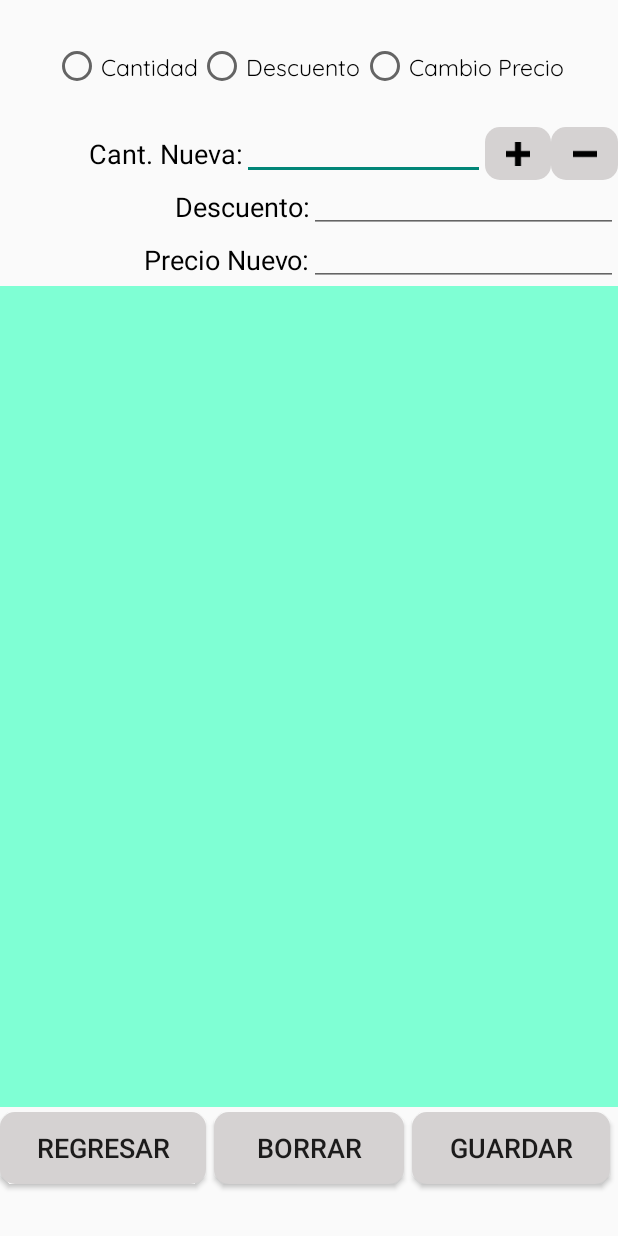
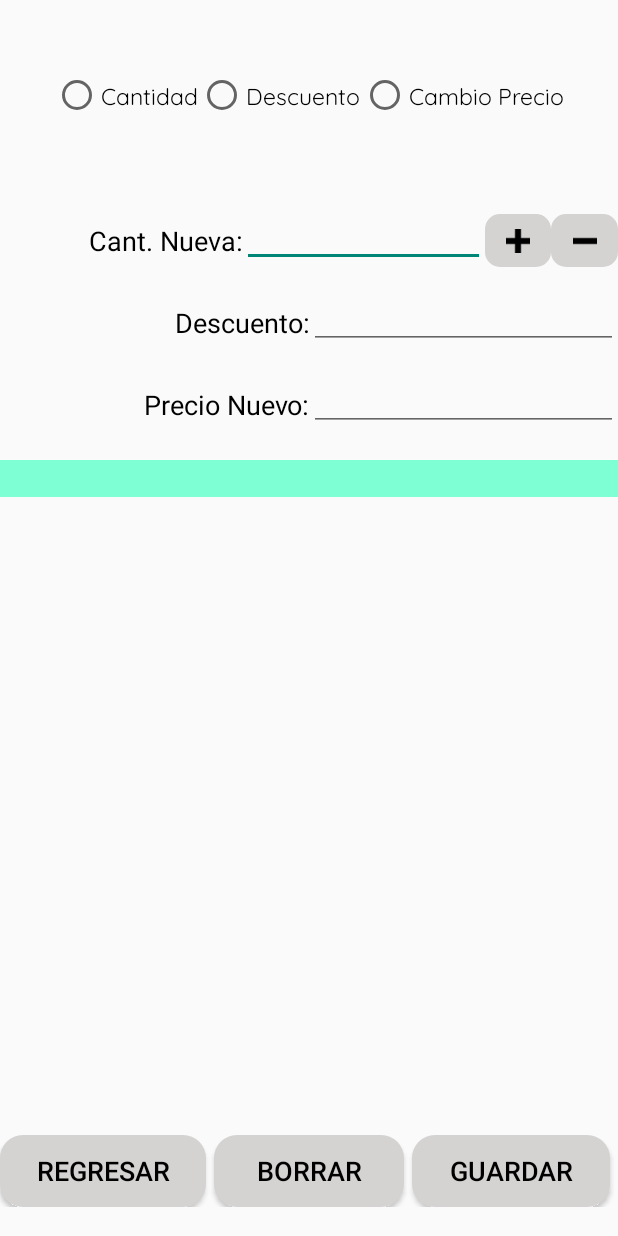
Before and after one commit to JoseJavierGonzalezOrozco2008/Aristo_Movil_2, an Android app: the layout dialogo_dventa.xml on its own in the app's theme, with its tools: preview values and no code run, on a phone screen of 412 x 824 dp. Run offline under Robolectric (Android 15) with nearby library versions, the phone set to English and light mode, and no system bars; Roboto replaces fonts that are not available here.

Commit message:
Dialogo de venta

```diff
--- a/app/src/main/res/layout/dialogo_dventa.xml
+++ b/app/src/main/res/layout/dialogo_dventa.xml
@@ -10,6 +10,16 @@
         android:layout_height="match_parent"
         android:orientation="vertical">
 
+        <ScrollView
+            android:id="@+id/dvtaScrollA"
+            android:layout_width="match_parent"
+            android:layout_height="0dp"
+            android:layout_weight="0.1">
+
+            <LinearLayout
+                android:layout_width="match_parent"
+                android:layout_height="match_parent"
+                android:orientation="vertical">
                 <TextView
                     android:id="@+id/dvtaProducto"
                     android:layout_width="match_parent"
@@ -17,11 +27,13 @@
                     android:textColor="@color/black"
                     android:layout_height="wrap_content"
                     android:textStyle="bold"
+                    android:layout_marginBottom="@dimen/_15sdp"
                     android:textAlignment="center"/>
                 <RadioGroup android:id="@+id/dvtaRadioGrup"
                     android:layout_width="wrap_content"
                     android:layout_height="wrap_content"
                     android:layout_gravity="center"
+                    android:layout_marginBottom="@dimen/_15sdp"
                     android:orientation="horizontal">
 
                     <RadioButton android:id="@+id/dvtaRadioCant"
@@ -56,12 +68,14 @@
                     android:layout_width="match_parent"
                     android:textSize="@dimen/textSizeSmall"
                     android:textColor="@color/black"
+                    android:layout_marginBottom="@dimen/_15sdp"
                     android:layout_height="wrap_content"
                     android:textAlignment="center"/>
                 <LinearLayout
                     android:id="@+id/dvtaLyCant"
                     android:layout_width="match_parent"
                     android:layout_height="wrap_content"
+                    android:layout_marginBottom="@dimen/_15sdp"
                     android:orientation="horizontal">
                     <TextView
                         android:id="@+id/dvtaCantcapt"
@@ -106,6 +120,7 @@
                     android:id="@+id/dvtaLyDesc"
                     android:layout_width="match_parent"
                     android:layout_height="wrap_content"
+                    android:layout_marginBottom="@dimen/_15sdp"
                     android:orientation="horizontal">
                     <TextView
                         android:textSize="@dimen/textSizeSmall"
@@ -130,6 +145,7 @@
                     android:id="@+id/dvtaLyPrecio"
                     android:layout_width="match_parent"
                     android:layout_height="wrap_content"
+                    android:layout_marginBottom="@dimen/_15sdp"
                     android:orientation="horizontal">
                     <TextView
                         android:layout_width="0dp"
@@ -148,16 +164,9 @@
                         android:layout_weight="1"
                         android:inputType="numberDecimal"
                         android:lines="1"/>
-
                 </LinearLayout>
 
-        <ScrollView
-            android:id="@+id/dvtaScrollA"
-            android:layout_width="match_parent"
-            android:layout_height="0dp"
-            android:fillViewport="true"
-            android:layout_weight="1"
-            >
+
                 <TextView
                     android:id="@+id/dvtaAvisos"
                     android:layout_width="match_parent"
@@ -166,20 +175,23 @@
                     android:textColor="@color/black"
                     android:background="@color/acomodo_Info"
                     />
+
+            </LinearLayout>
         </ScrollView>
+
         <LinearLayout
             android:layout_width="match_parent"
-            android:layout_height="0dp"
-            android:layout_marginTop="3dp"
-            android:layout_weight="0.15">
+            android:layout_height="wrap_content"
+            android:layout_marginTop="10dp"
+            android:layout_marginBottom="@dimen/_15sdp">
             <Button
                 android:id="@+id/btnRegresar"
                 android:text="Regresar"
                 android:textSize="@dimen/textSizeSmall"
                 android:layout_width="wrap_content"
                 android:layout_height="wrap_content"
-                android:src="@drawable/delete_white"
-                android:background="@drawable/button_shape"
+                android:textColor="@drawable/white_text_button"
+                android:background="@drawable/button_colordiferencias"
                 android:paddingHorizontal="5dp"
                 android:layout_weight="1"
                 android:layout_marginRight="5dp"/>
@@ -189,8 +201,8 @@
                 android:textSize="@dimen/textSizeSmall"
                 android:layout_width="wrap_content"
                 android:layout_height="wrap_content"
-                android:src="@drawable/delete_white"
-                android:background="@drawable/button_shape"
+                android:background="@drawable/button_red"
+                android:textColor="@drawable/white_text_button"
                 android:paddingHorizontal="5dp"
                 android:layout_weight="1"
                 android:layout_marginRight="5dp"/>
@@ -201,7 +213,8 @@
                 android:layout_width="wrap_content"
                 android:layout_height="wrap_content"
                 android:src="@drawable/delete_white"
-                android:background="@drawable/button_shape"
+                android:background="@drawable/button_green"
+                android:textColor="@drawable/white_text_button"
                 android:paddingHorizontal="5dp"
                 android:layout_weight="1"
                 android:layout_marginRight="5dp"/>
```
Lines whose indentation alone changed are shown as unchanged.
